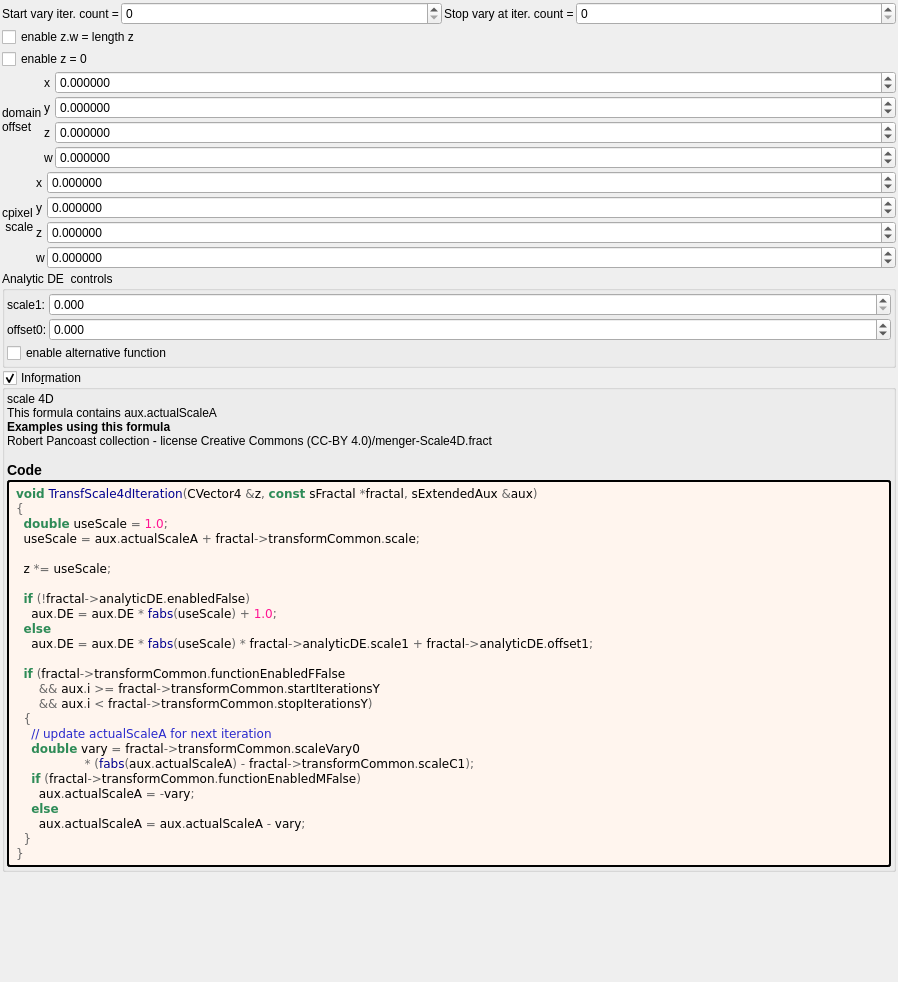
First picture: the form in mandelbulber2/formula/ui/transf_initial4d.ui, repository buddhi1980/mandelbulber2, before the edit.
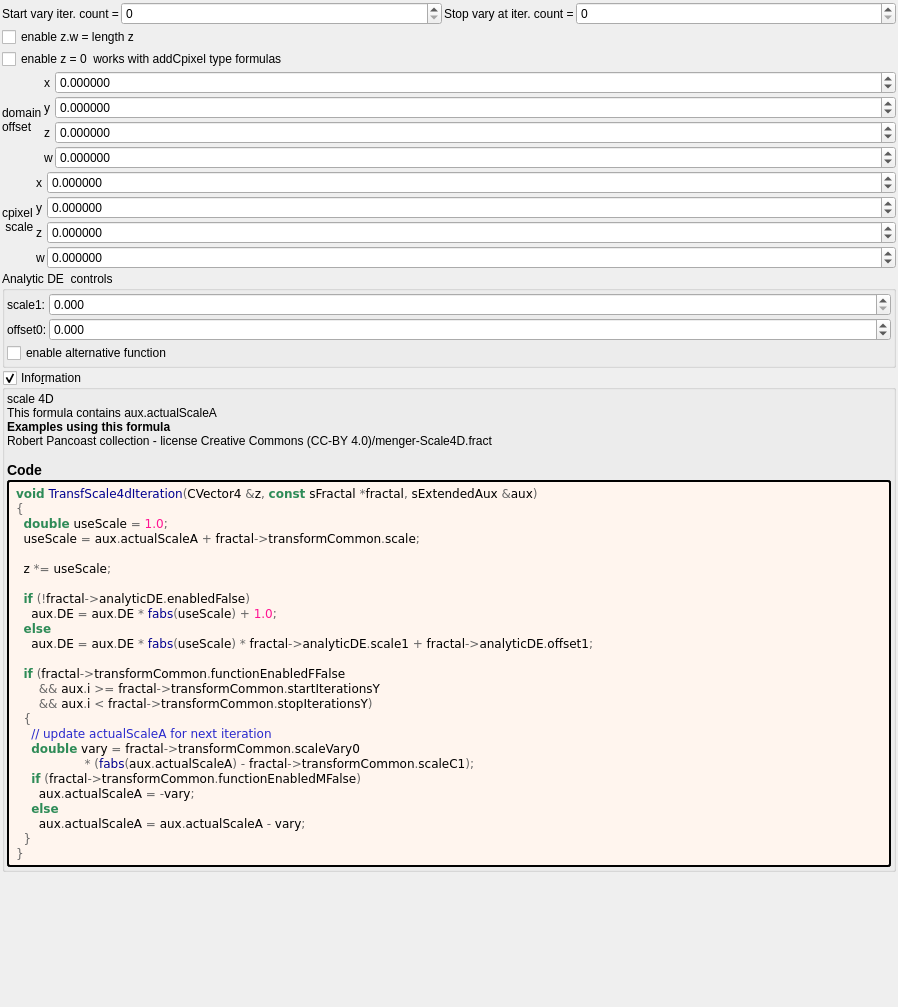
Second picture: the form after the edit. Custom widgets are drawn as their Qt base class.

Patch:
```diff
--- a/mandelbulber2/formula/ui/transf_initial4d.ui
+++ b/mandelbulber2/formula/ui/transf_initial4d.ui
@@ -7,7 +7,7 @@
     <x>0</x>
     <y>0</y>
     <width>898</width>
-    <height>982</height>
+    <height>1007</height>
    </rect>
   </property>
   <property name="windowTitle">
@@ -98,7 +98,7 @@
    <item>
     <widget class="MyCheckBox" name="checkBox_transf_function_enabledA_false">
      <property name="text">
-      <string>enable z = 0</string>
+      <string>enable z = 0  works with addCpixel type formulas</string>
      </property>
     </widget>
    </item>
```
